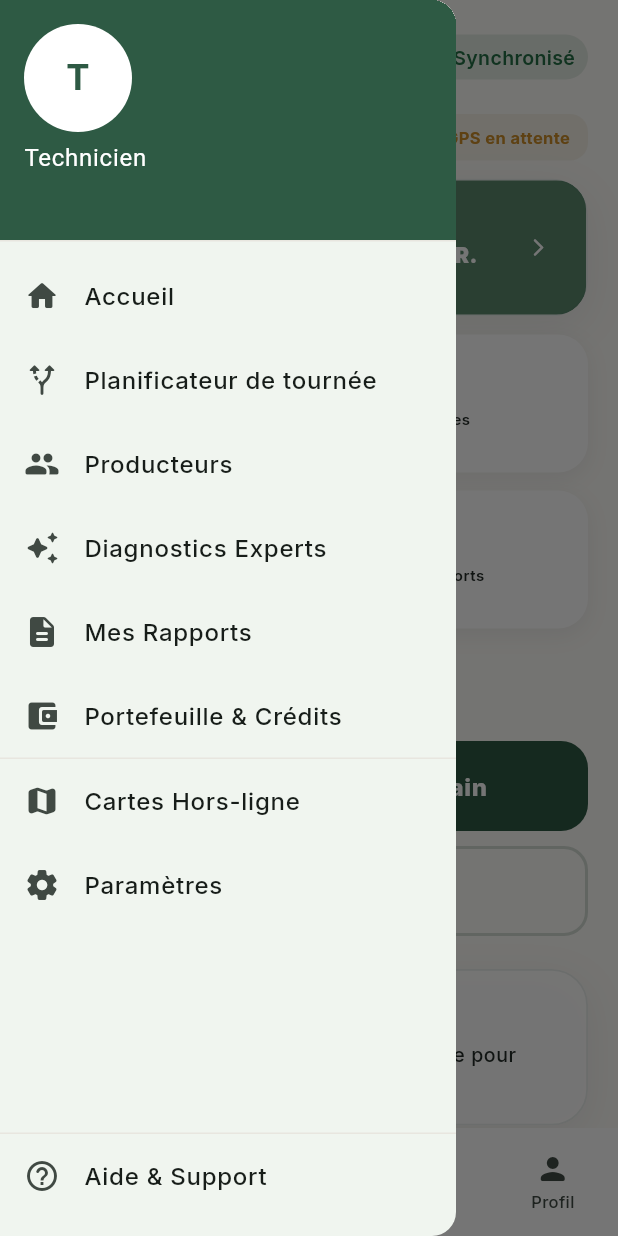
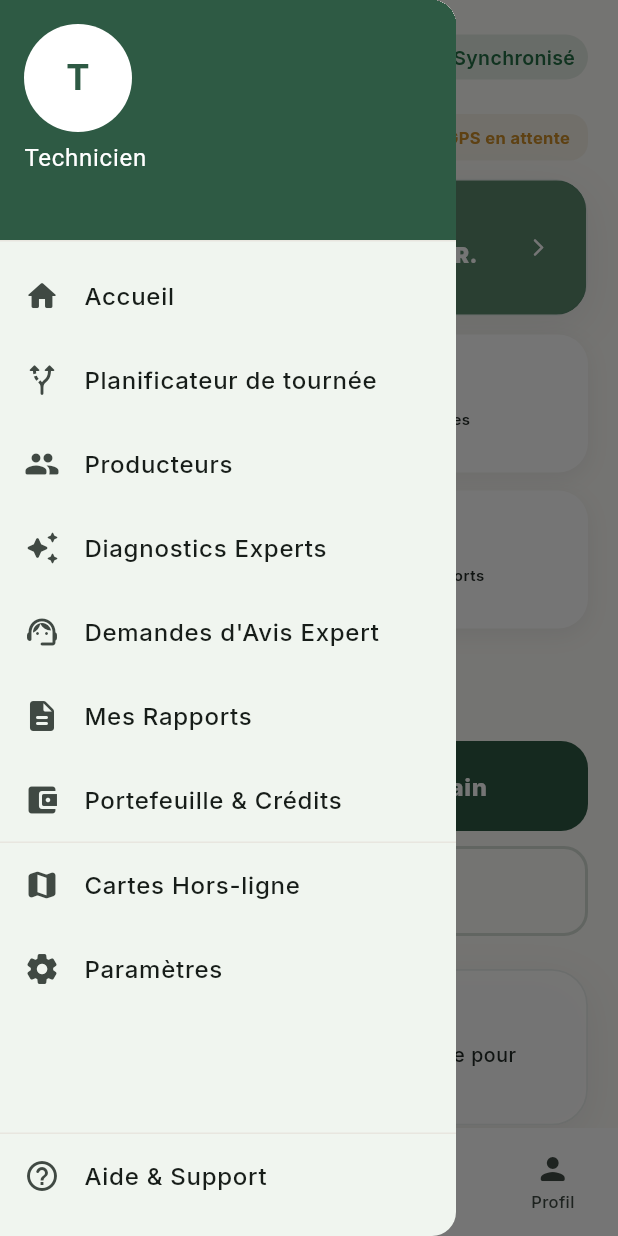
Before and after one commit to petaliadmin/petalia-field-pro, a Flutter app: the DashboardScreen screen opened by its route, with the side drawer open, on a phone screen of 412 x 824 dp. Run offline on Flutter 3.47's test engine with Material 3 defaults, Android fonts, the phone set to English and light mode, and no system bars; our stand-ins replace audioplayers, cached_network_image, connectivity_plus, dio, firebase_core, firebase_messaging and 21 more; missing offline and left inert: excel, flutter_map_marker_cluster, flutter_map_tile_caching, light, mobile_scanner, record; accounts and stored records are empty; network calls fail; Roboto replaces fonts that are missing (Montserrat); statements that could not run were skipped; project files that could hold a hidden picture were left out.

Commit message:
feat(mobile): add expert requests screen and sidebar navigation item for tracking human expert opinions

```diff
--- a/apps/mobile/lib/routes/app_router.dart
+++ b/apps/mobile/lib/routes/app_router.dart
@@ -27,6 +27,7 @@ import '../features/observation/presentation/diagnostic_history_screen.dart';
 import '../features/producers/presentation/producers_list_screen.dart';
 import '../features/producers/presentation/producer_detail_screen.dart';
 import '../features/recommendations/presentation/recommendations_screen.dart';
+import '../features/recommendations/presentation/expert_requests_screen.dart';
 import '../features/reports/presentation/report_preview_screen.dart';
 import '../features/reports/presentation/reports_screen.dart';
 import '../features/route_planner/presentation/route_planner_screen.dart';
@@ -169,6 +170,10 @@ final routerProvider = Provider<GoRouter>((ref) {
         path: Routes.diagnosticHistory,
         builder: (_, __) => const DiagnosticHistoryScreen(),
       ),
+      GoRoute(
+        path: Routes.expertRequests,
+        builder: (_, __) => const ExpertRequestsScreen(),
+      ),
     ],
   );
 });
--- a/apps/mobile/lib/routes/route_names.dart
+++ b/apps/mobile/lib/routes/route_names.dart
@@ -31,4 +31,5 @@ class Routes {
   static const walletQr = '/wallet/qr';
   static const producers = '/producers';
   static const diagnosticHistory = '/diagnostics';
+  static const expertRequests = '/expert-requests';
 }
--- a/apps/mobile/lib/shared/widgets/app_shell.dart
+++ b/apps/mobile/lib/shared/widgets/app_shell.dart
@@ -136,6 +136,14 @@ class _AppDrawer extends ConsumerWidget {
             onTap: () {
               Navigator.pop(context);
               context.push(Routes.diagnosticHistory);
+            },
+          ),
+          ListTile(
+            leading: const Icon(Icons.support_agent_rounded),
+            title: const Text('Demandes d\'Avis Expert'),
+            onTap: () {
+              Navigator.pop(context);
+              context.push(Routes.expertRequests);
             },
           ),
           ListTile(
```
Also changed, not shown: apps/mobile/lib/features/recommendations/domain/expert_request.dart (+15 -0 lines).
